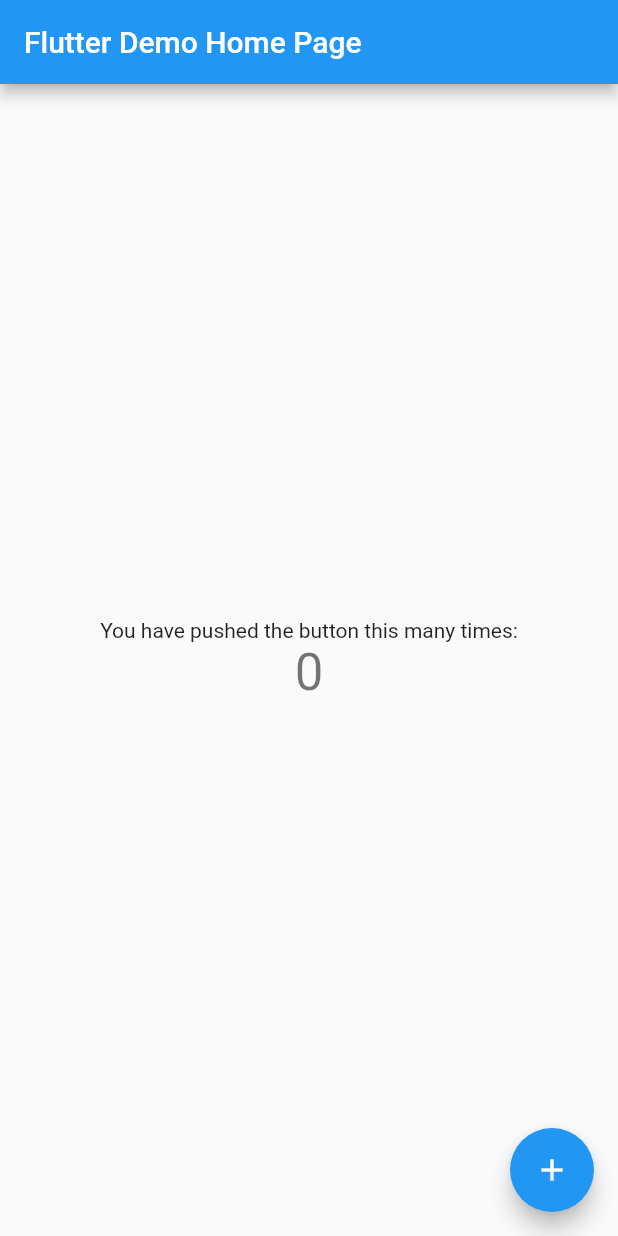
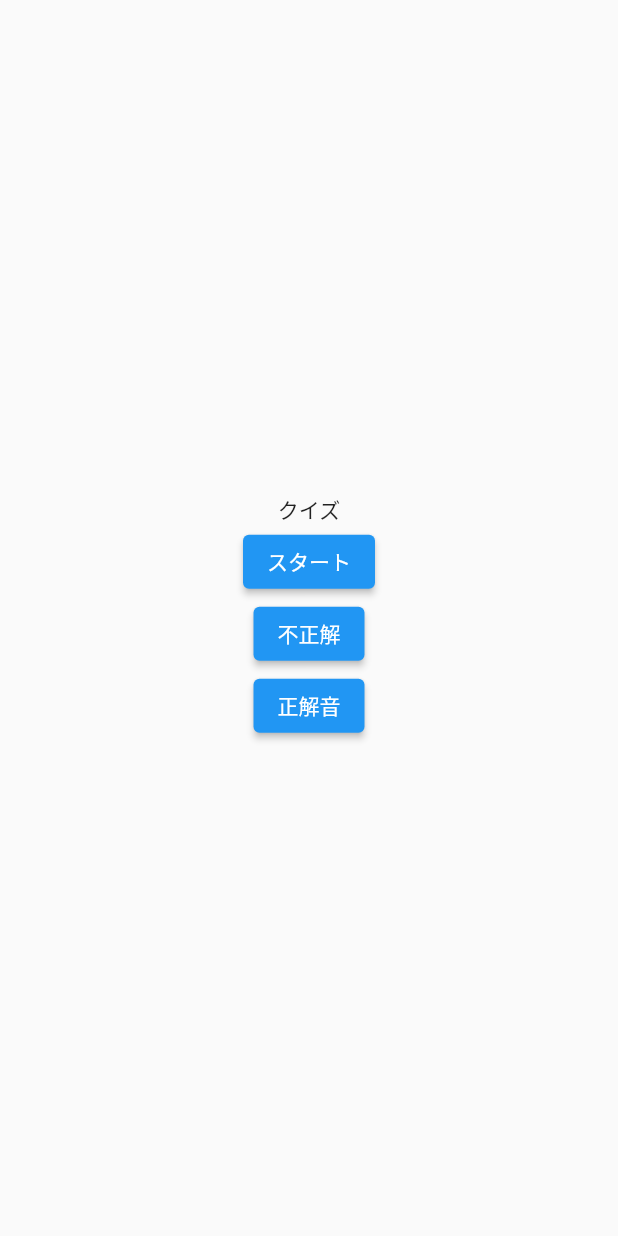
Before and after one commit to hoshico/gazou_quiz, a Flutter app: the screen it shows after launch, on a phone screen of 412 x 824 dp. Run offline on Flutter 3.47's test engine with Material 2 defaults, Android fonts, the phone set to English and light mode, and no system bars; our stand-ins replace audioplayers.

Commit message:
add quizpage

```diff
--- a/lib/main.dart
+++ b/lib/main.dart
@@ -1,115 +1,15 @@
 import 'package:flutter/material.dart';
+import 'package:gazou_quiz/view/quiz_app.dart';
 
 void main() {
   runApp(const MyApp());
 }
 
 class MyApp extends StatelessWidget {
-  const MyApp({super.key});
-
-  // This widget is the root of your application.
+  const MyApp({Key? key}) : super(key: key);
+  // QuziAppを呼ぶ(view/quiz_app)
   @override
   Widget build(BuildContext context) {
-    return MaterialApp(
-      title: 'Flutter Demo',
-      theme: ThemeData(
-        // This is the theme of your application.
-        //
-        // Try running your application with "flutter run". You'll see the
-        // application has a blue toolbar. Then, without quitting the app, try
-        // changing the primarySwatch below to Colors.green and then invoke
-        // "hot reload" (press "r" in the console where you ran "flutter run",
-        // or simply save your changes to "hot reload" in a Flutter IDE).
-        // Notice that the counter didn't reset back to zero; the application
-        // is not restarted.
-        primarySwatch: Colors.blue,
-      ),
-      home: const MyHomePage(title: 'Flutter Demo Home Page'),
-    );
+    return MaterialApp(home: QuizApp());
   }
 }
-
-class MyHomePage extends StatefulWidget {
-  const MyHomePage({super.key, required this.title});
-
-  // This widget is the home page of your application. It is stateful, meaning
-  // that it has a State object (defined below) that contains fields that affect
-  // how it looks.
-
-  // This class is the configuration for the state. It holds the values (in this
-  // case the title) provided by the parent (in this case the App widget) and
-  // used by the build method of the State. Fields in a Widget subclass are
-  // always marked "final".
-
-  final String title;
-
-  @override
-  State<MyHomePage> createState() => _MyHomePageState();
-}
-
-class _MyHomePageState extends State<MyHomePage> {
-  int _counter = 0;
-
-  void _incrementCounter() {
-    setState(() {
-      // This call to setState tells the Flutter framework that something has
-      // changed in this State, which causes it to rerun the build method below
-      // so that the display can reflect the updated values. If we changed
-      // _counter without calling setState(), then the build method would not be
-      // called again, and so nothing would appear to happen.
-      _counter++;
-    });
-  }
-
-  @override
-  Widget build(BuildContext context) {
-    // This method is rerun every time setState is called, for instance as done
-    // by the _incrementCounter method above.
-    //
-    // The Flutter framework has been optimized to make rerunning build methods
-    // fast, so that you can just rebuild anything that needs updating rather
-    // than having to individually change instances of widgets.
-    return Scaffold(
-      appBar: AppBar(
-        // Here we take the value from the MyHomePage object that was created by
-        // the App.build method, and use it to set our appbar title.
-        title: Text(widget.title),
-      ),
-      body: Center(
-        // Center is a layout widget. It takes a single child and positions it
-        // in the middle of the parent.
-        child: Column(
-          // Column is also a layout widget. It takes a list of children and
-          // arranges them vertically. By default, it sizes itself to fit its
-          // children horizontally, and tries to be as tall as its parent.
-          //
-          // Invoke "debug painting" (press "p" in the console, choose the
-          // "Toggle Debug Paint" action from the Flutter Inspector in Android
-          // Studio, or the "Toggle Debug Paint" command in Visual Studio Code)
-          // to see the wireframe for each widget.
-          //
-          // Column has various properties to control how it sizes itself and
-          // how it positions its children. Here we use mainAxisAlignment to
-          // center the children vertically; the main axis here is the vertical
-          // axis because Columns are vertical (the cross axis would be
-          // horizontal).
-          mainAxisAlignment: MainAxisAlignment.center,
-          children: <Widget>[
-            const Text(
-              'You have pushed the button this many times:',
-            ),
-            Text(
-              '$_counter',
-              style: Theme.of(context).textTheme.headlineMedium,
-            ),
-          ],
-        ),
-      ),
-      floatingActionButton: FloatingActionButton(
-        onPressed: _incrementCounter,
-        tooltip: 'Increment',
-        child: const Icon(Icons.add),
-      ), // This trailing comma makes auto-formatting nicer for build methods.
-    );
-  }
-}
--- /dev/null
+++ b/lib/view/quiz_app.dart
@@ -0,0 +1,54 @@
+import 'package:flutter/material.dart';
+import 'package:gazou_quiz/service/suffle.dart';
+import 'package:gazou_quiz/view/quiz_page.dart';
+import 'package:audioplayers/audioplayers.dart';
+
+class QuizApp extends StatelessWidget {
+  QuizApp({Key? key}) : super(key: key);
+  late List<Map> quizList;
+
+  Future<void> goToQuizApp(BuildContext context) async {
+    // csvの問題をquizListに格納
+    //quizList = shuffle(await getCsvDate('assets/quiz1.csv'));
+    //for (Map row in quizList) {
+    //  debugPrint(row["question"]);
+    //}
+
+    Navigator.push(
+        //context, MaterialPageRoute(builder: (context) => QuizPage(quizList)));
+        context,
+        MaterialPageRoute(builder: (context) => QuizPage()));
+  }
+
+  @override
+  Widget build(BuildContext context) {
+    return Scaffold(
+        body: Center(
+      child: Column(
+        mainAxisAlignment: MainAxisAlignment.center,
+        children: <Widget>[
+          const Text(
+            'クイズ',
+          ),
+          ElevatedButton(
+              onPressed: () {
+                goToQuizApp(context);
+              },
+              child: const Text('スタート')),
+          ElevatedButton(
+              onPressed: () {
+                final audio = AudioCache();
+                audio.play('uncorrect.mp3');
+              },
+              child: const Text('不正解')),
+          ElevatedButton(
+              onPressed: () {
+                final audio = AudioCache();
+                audio.play('correct.mp3');
+              },
+              child: const Text('正解音'))
+        ],
+      ),
+    ));
+  }
+}
```
Also changed, not shown: lib/service/suffle.dart (added, +12 -0 lines), lib/view/quiz_page.dart (added, +142 -0 lines), lib/view/result_page.dart (added, +54 -0 lines), pubspec.yaml (+7 -0 lines), assets/images/anpanman01.png (added), assets/images/anpanman02.png (added), assets/images/anpanman03.png (added), assets/images/anpanman04.png (added), pubspec.lock, 12 other files.
